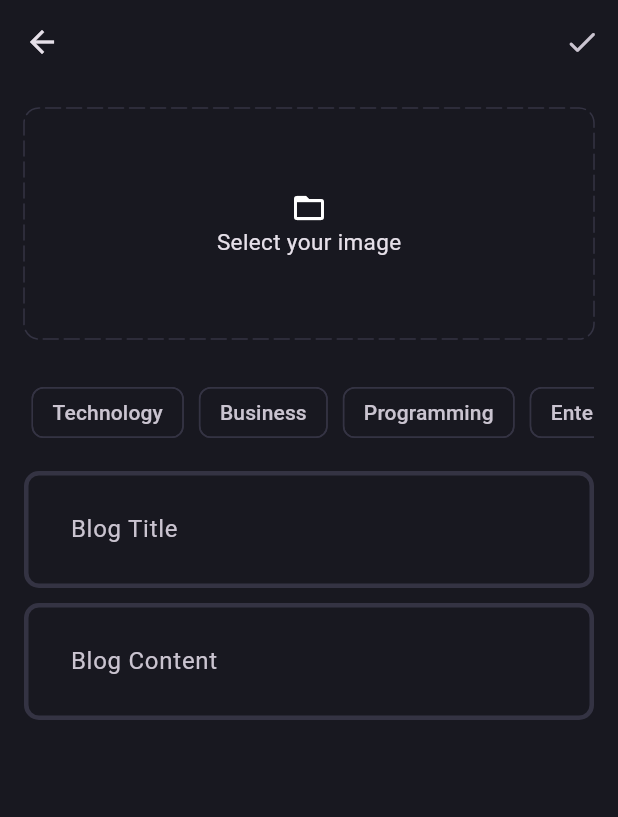
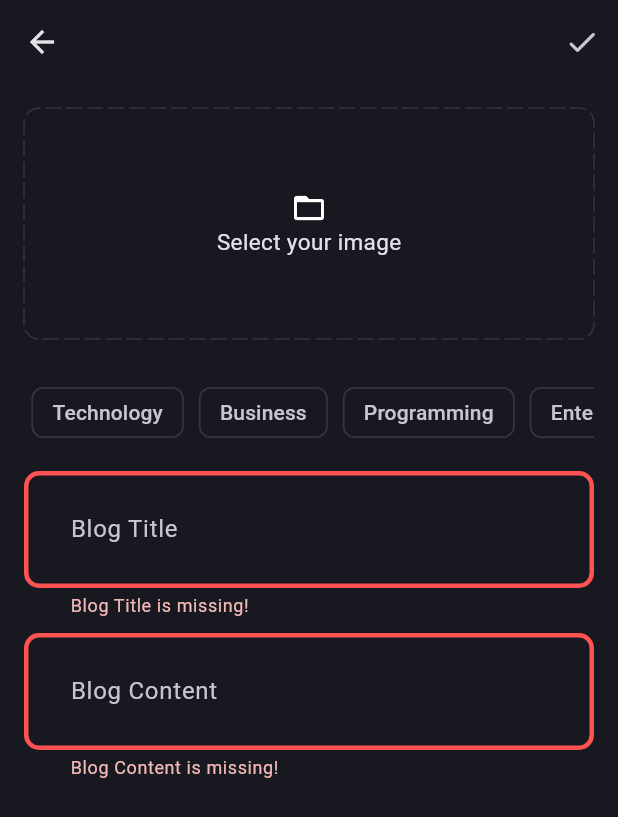
Before and after one commit to ThaeNandarSeint/Blog-App, a Flutter app: the AddBlogPage screen opened directly, after a tap on the "done" icon, on a phone screen of 412 x 824 dp. Shown: the top 817 px of the screen. Run offline on Flutter 3.47's test engine with Material 3 defaults, Android fonts, the phone set to English and light mode, and no system bars; drawn by our look-alikes of dotted_border; our stand-ins replace flutter_bloc, flutter_dotenv, fpdart, get_it, image_picker, supabase_flutter; accounts and stored records are empty.

Commit message:
blog state implementation

```diff
--- /dev/null
+++ b/lib/features/blog/domain/entities/blog.dart
@@ -0,0 +1,21 @@
+class Blog {
+  final String id;
+  final String posterId;
+  final String title;
+  final String content;
+  final String imageUrl;
+  final List<String> topics;
+  final DateTime updatedAt;
+  final String? posterName;
+
+  Blog({
+    required this.id,
+    required this.posterId,
+    required this.title,
+    required this.content,
+    required this.imageUrl,
+    required this.topics,
+    required this.updatedAt,
+    this.posterName,
+  });
+}
--- /dev/null
+++ b/lib/features/blog/domain/repositories/blog_repository.dart
@@ -0,0 +1,15 @@
+import 'dart:io';
+
+import 'package:blog_app/core/error/app_failure.dart';
+import 'package:blog_app/features/blog/domain/entities/blog.dart';
+import 'package:fpdart/fpdart.dart';
+
+abstract interface class BlogRepository {
+  Future<Either<AppFailure, Blog>> uploadBlog({
+    required File image,
+    required String title,
+    required String content,
+    required String posterId,
+    required List<String> topics,
+  });
+}
--- /dev/null
+++ b/lib/features/blog/domain/usecases/upload_blog.dart
@@ -0,0 +1,39 @@
+import 'dart:io';
+
+import 'package:blog_app/core/error/app_failure.dart';
+import 'package:blog_app/core/interfaces/usecase.dart';
+import 'package:blog_app/features/blog/domain/entities/blog.dart';
+import 'package:blog_app/features/blog/domain/repositories/blog_repository.dart';
+import 'package:fpdart/fpdart.dart';
+
+class UploadBlog implements Usecase<Blog, UploadBlogParams> {
+  final BlogRepository blogRepository;
+  UploadBlog(this.blogRepository);
+
+  @override
+  Future<Either<AppFailure, Blog>> call(UploadBlogParams params) async {
+    return await blogRepository.uploadBlog(
+      image: params.image,
+      title: params.title,
+      content: params.content,
+      posterId: params.postedId,
+      topics: params.topics,
+    );
+  }
+}
+
+class UploadBlogParams {
+  final String postedId;
+  final String title;
+  final String content;
+  final File image;
+  final List<String> topics;
+
+  UploadBlogParams({
+    required this.postedId,
+    required this.title,
+    required this.content,
+    required this.image,
+    required this.topics,
+  });
+}
--- /dev/null
+++ b/lib/features/blog/presentation/bloc/blog_bloc.dart
@@ -0,0 +1,32 @@
+import 'dart:io';
+
+import 'package:blog_app/features/blog/domain/usecases/upload_blog.dart';
+import 'package:flutter/material.dart';
+import 'package:flutter_bloc/flutter_bloc.dart';
+
+part 'blog_event.dart';
+part 'blog_state.dart';
+
+class BlogBloc extends Bloc<BlogEvent, BlogState> {
+  final UploadBlog uploadBlog;
+  BlogBloc(this.uploadBlog) : super(BlogInitial()) {
+    on<BlogEvent>((event, emit) => emit(BlogLoading()));
+    on<BlogUpload>(_onBlogUpload);
+  }
+
+  void _onBlogUpload(BlogUpload event, Emitter<BlogState> emit) async {
+    final res = await uploadBlog(
+      UploadBlogParams(
+        postedId: event.postedId,
+        title: event.title,
+        content: event.content,
+        image: event.image,
+        topics: event.topics,
+      ),
+    );
+    res.fold(
+      (error) => emit(BlogFailure(error.message)),
+      (result) => emit(BlogSuccess()),
+    );
+  }
+}
--- /dev/null
+++ b/lib/features/blog/presentation/bloc/blog_event.dart
@@ -0,0 +1,20 @@
+part of 'blog_bloc.dart';
+
+@immutable
+sealed class BlogEvent {}
+
+final class BlogUpload extends BlogEvent {
+  final String postedId;
+  final String title;
+  final String content;
+  final File image;
+  final List<String> topics;
+
+  BlogUpload({
+    required this.postedId,
+    required this.title,
+    required this.content,
+    required this.image,
+    required this.topics,
+  });
+}
--- /dev/null
+++ b/lib/features/blog/presentation/bloc/blog_state.dart
@@ -0,0 +1,15 @@
+part of 'blog_bloc.dart';
+
+@immutable
+sealed class BlogState {}
+
+final class BlogInitial extends BlogState {}
+
+final class BlogLoading extends BlogState {}
+
+final class BlogFailure extends BlogState {
+  final String error;
+  BlogFailure(this.error);
+}
+
+final class BlogSuccess extends BlogState {}
--- a/lib/features/blog/presentation/pages/add_blog_page.dart
+++ b/lib/features/blog/presentation/pages/add_blog_page.dart
@@ -1,10 +1,16 @@
 import 'dart:io';
 
+import 'package:blog_app/core/common/cubits/app_user/app_user_cubit.dart';
+import 'package:blog_app/core/common/widgets/loader.dart';
 import 'package:blog_app/core/theme/app_pallete.dart';
 import 'package:blog_app/core/utils/pick_image.dart';
+import 'package:blog_app/core/utils/show_snackbar.dart';
+import 'package:blog_app/features/blog/presentation/bloc/blog_bloc.dart';
+import 'package:blog_app/features/blog/presentation/pages/blog_page.dart';
 import 'package:blog_app/features/blog/presentation/widgets/blog_editor.dart';
 import 'package:dotted_border/dotted_border.dart';
 import 'package:flutter/material.dart';
+import 'package:flutter_bloc/flutter_bloc.dart';
 
 class AddBlogPage extends StatefulWidget {
   static route() => MaterialPageRoute(builder: (ctx) => AddBlogPage());
@@ -18,6 +24,7 @@ class AddBlogPage extends StatefulWidget {
 class _AddBlogPageState extends State<AddBlogPage> {
   final titleController = TextEditingController();
   final contentController = TextEditingController();
+  final formKey = GlobalKey<FormState>();
 
   List<String> selectedTopics = [];
   File? image;
@@ -38,17 +45,56 @@ class _AddBlogPageState extends State<AddBlogPage> {
     contentController.dispose();
   }
 
+  void uploadBlog() {
+    if (formKey.currentState!.validate() &&
+        selectedTopics.isNotEmpty &&
+        image != null) {
+      final postedId =
+          (context.read<AppUserCubit>().state as AppUserLoggedIn).user.id;
+      context.read<BlogBloc>().add(
+        BlogUpload(
+          postedId: postedId,
+          title: titleController.text.trim(),
+          content: contentController.text.trim(),
+          image: image!,
+          topics: selectedTopics,
+        ),
+      );
+    }
+  }
+
   @override
   Widget build(BuildContext context) {
     return Scaffold(
       appBar: AppBar(
         actions: [
-          IconButton(onPressed: () {}, icon: const Icon(Icons.done_rounded)),
+          IconButton(
+            onPressed: uploadBlog,
+            icon: const Icon(Icons.done_rounded),
+          ),
         ],
       ),
-      body: SingleChildScrollView(
+      body: BlocConsumer<BlogBloc, BlogState>(
+        listener: (context, state) {
+          if (state is BlogFailure) {
+            showSnackBar(context, state.error);
+          } else if (state is BlogSuccess) {
+            Navigator.pushAndRemoveUntil(
+              context,
+              BlogPage.route(),
+              (route) => false,
+            );
+          }
+        },
+        builder: (context, state) {
+          if (state is BlogLoading) {
+            return const Loader();
+          }
+          return SingleChildScrollView(
             child: Padding(
               padding: const EdgeInsets.all(16.0),
+              child: Form(
+                key: formKey,
                 child: Column(
                   children: [
                     image != null
@@ -93,7 +139,12 @@ class _AddBlogPageState extends State<AddBlogPage> {
                       scrollDirection: Axis.horizontal,
                       child: Row(
                         children:
-                      ['Technology', 'Business', 'Programming', 'Entertainment']
+                            [
+                                  'Technology',
+                                  'Business',
+                                  'Programming',
+                                  'Entertainment',
+                                ]
                                 .map(
                                   (e) => Padding(
                                     padding: const EdgeInsets.all(5.0),
@@ -128,7 +179,10 @@ class _AddBlogPageState extends State<AddBlogPage> {
                       ),
                     ),
                     const SizedBox(height: 10),
-              BlogEditor(controller: titleController, hintText: 'Blog Title'),
+                    BlogEditor(
+                      controller: titleController,
+                      hintText: 'Blog Title',
+                    ),
                     const SizedBox(height: 10),
                     BlogEditor(
                       controller: contentController,
@@ -139,5 +193,8 @@ class _AddBlogPageState extends State<AddBlogPage> {
               ),
             ),
           );
+        },
+      ),
+    );
   }
 }
--- a/lib/features/blog/presentation/pages/blog_page.dart
+++ b/lib/features/blog/presentation/pages/blog_page.dart
@@ -3,6 +3,7 @@ import 'package:flutter/cupertino.dart';
 import 'package:flutter/material.dart';
 
 class BlogPage extends StatelessWidget {
+  static route() => MaterialPageRoute(builder: (ctx) => const AddBlogPage());
   const BlogPage({super.key});
 
   @override
--- a/lib/features/blog/presentation/widgets/blog_editor.dart
+++ b/lib/features/blog/presentation/widgets/blog_editor.dart
@@ -16,6 +16,12 @@ class BlogEditor extends StatelessWidget {
       controller: controller,
       decoration: InputDecoration(hintText: hintText),
       maxLines: null,
+      validator: (value) {
+        if (value!.isEmpty) {
+          return '$hintText is missing!';
+        }
+        return null;
+      },
     );
   }
 }
--- a/lib/main.dart
+++ b/lib/main.dart
@@ -2,6 +2,7 @@ import 'package:blog_app/core/common/cubits/app_user/app_user_cubit.dart';
 import 'package:blog_app/core/theme/app_theme.dart';
 import 'package:blog_app/features/auth/presentation/bloc/auth_bloc.dart';
 import 'package:blog_app/features/auth/presentation/pages/login_page.dart';
+import 'package:blog_app/features/blog/presentation/bloc/blog_bloc.dart';
 import 'package:blog_app/features/blog/presentation/pages/blog_page.dart';
 import 'package:blog_app/init_dependencies.dart';
 import 'package:flutter/material.dart';
@@ -18,6 +19,7 @@ void main() async {
       providers: [
         BlocProvider(create: (_) => serviceLocator<AppUserCubit>()),
         BlocProvider(create: (_) => serviceLocator<AuthBloc>()),
+        BlocProvider(create: (_) => serviceLocator<BlogBloc>()),
       ],
       child: const MyApp(),
     ),
--- a/pubspec.yaml
+++ b/pubspec.yaml
@@ -41,6 +41,7 @@ dependencies:
   get_it: ^8.2.0
   dotted_border: ^3.1.0
   image_picker: ^1.2.0
+  uuid: ^4.5.1
 
 dev_dependencies:
   flutter_test:
```
Also changed, not shown: lib/features/blog/data/data_sources/blog_remote_data_source.dart (added, +47 -0 lines), lib/features/blog/data/models/blog_model.dart (added, +62 -0 lines), lib/features/blog/data/repositories/blog_repository_impl.dart (added, +48 -0 lines), lib/init_dependencies.dart (+22 -0 lines), pubspec.lock. Lines whose indentation alone changed are shown as unchanged.
